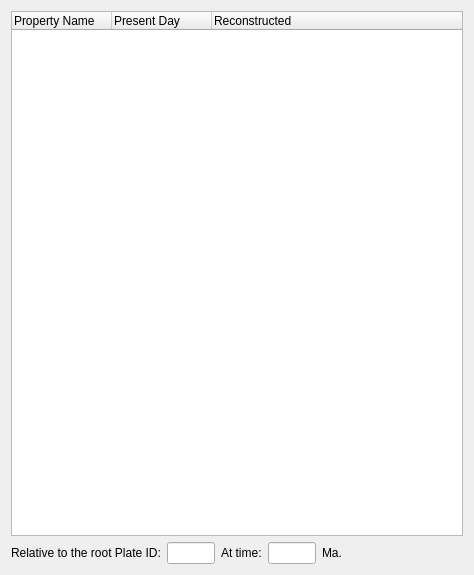
Qt form src/qt-widgets/EditFeatureGeometriesWidgetUi.ui (GPlates/GPlates) before a commit.
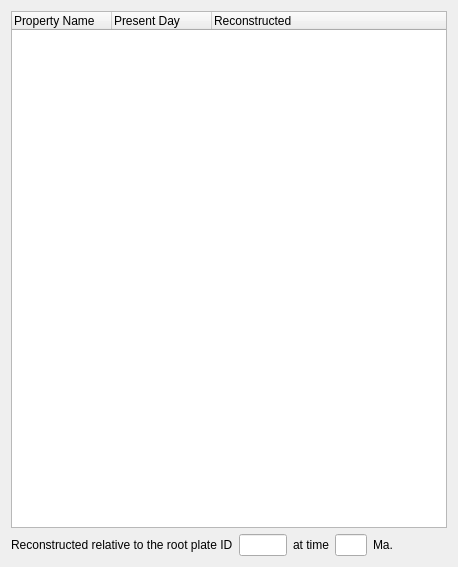
The same form after that commit.

Commit message: Tweaked reconstruction text in QueryFeaturePropertiesWidget and EditFeatureGeometriesWidget.

Diff of the .ui file:
```diff
--- a/src/qt-widgets/EditFeatureGeometriesWidgetUi.ui
+++ b/src/qt-widgets/EditFeatureGeometriesWidgetUi.ui
@@ -5,8 +5,8 @@
    <rect>
     <x>0</x>
     <y>0</y>
-    <width>474</width>
-    <height>575</height>
+    <width>458</width>
+    <height>567</height>
    </rect>
   </property>
   <property name="windowTitle" >
@@ -46,7 +46,7 @@
      <item>
       <widget class="QLabel" name="label_reconstruction_info" >
        <property name="text" >
-        <string>Relative to the root Plate ID:</string>
+        <string>Reconstructed relative to the root plate ID</string>
        </property>
       </widget>
      </item>
@@ -72,7 +72,7 @@
      <item>
       <widget class="QLabel" name="label_reconstruction_info_2" >
        <property name="text" >
-        <string>At time:</string>
+        <string>at time</string>
        </property>
       </widget>
      </item>
@@ -86,7 +86,7 @@
        </property>
        <property name="maximumSize" >
         <size>
-         <width>48</width>
+         <width>32</width>
          <height>16777215</height>
         </size>
        </property>
```
The commit also changes 1 other file.
